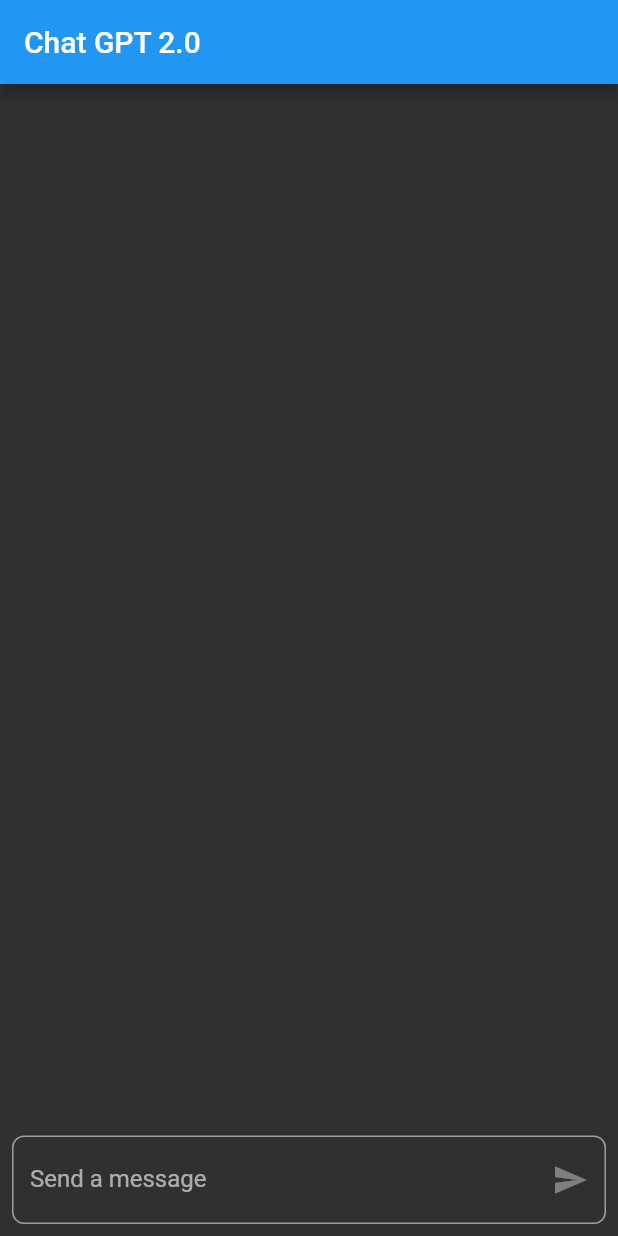
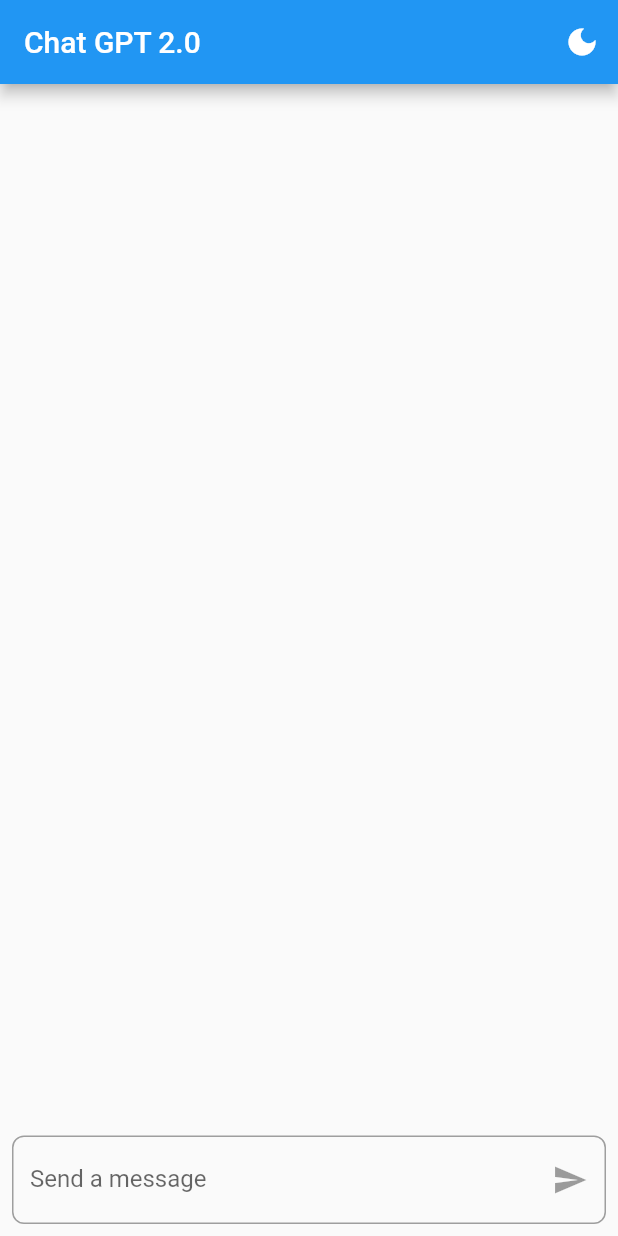
Before and after one commit to divyeshvankar/ChatGptApp, a Flutter app: the screen it shows after launch, on a phone screen of 412 x 824 dp. Run offline on Flutter 3.47's test engine with Material 2 defaults, Android fonts, the phone set to English and light mode, and no system bars; Roboto replaces fonts that are missing (Arial).

Commit message:
Light and Dark theme both enebaled

```diff
--- a/chat_app/lib/main.dart
+++ b/chat_app/lib/main.dart
@@ -2,9 +2,26 @@ import 'dart:convert';
 import 'package:flutter/material.dart';
 import 'package:http/http.dart' as http;
 import 'dart:async';
+import 'package:provider/provider.dart';
 
 void main() {
-  runApp(const ChatApp());
+  runApp(
+    ChangeNotifierProvider(
+      create: (_) => ThemeProvider(),
+      child: const ChatApp(),
+    ),
+  );
+}
+
+class ThemeProvider extends ChangeNotifier {
+  bool _isDarkMode = false;
+
+  bool get isDarkMode => _isDarkMode;
+
+  void toggleTheme() {
+    _isDarkMode = !_isDarkMode;
+    notifyListeners();
+  }
 }
 
 class ChatApp extends StatelessWidget {
@@ -12,21 +29,31 @@ class ChatApp extends StatelessWidget {
 
   @override
   Widget build(BuildContext context) {
+    final themeProvider = Provider.of<ThemeProvider>(context);
+
     return MaterialApp(
       title: 'Chat GPT 2.0',
-      theme: ThemeData.dark().copyWith(
-        primaryColor: Colors.blue,
-        colorScheme: ColorScheme.fromSwatch().copyWith(
-          secondary: Colors.blue,
-        ),
-        textSelectionTheme: TextSelectionThemeData(
-          selectionColor: Colors.blue,
-        ),
-      ),
+      theme: themeProvider.isDarkMode ? darkTheme : lightTheme,
       home: const ChatScreen(),
     );
   }
 }
+
+final lightTheme = ThemeData(
+  primarySwatch: Colors.blue,
+  primaryColor: Colors.white,
+  brightness: Brightness.light,
+  visualDensity: VisualDensity.adaptivePlatformDensity,
+  fontFamily: 'Arial',
+);
+
+final darkTheme = ThemeData(
+  primarySwatch: Colors.blue,
+  primaryColor: Colors.blueGrey[900],
+  brightness: Brightness.dark,
+  visualDensity: VisualDensity.adaptivePlatformDensity,
+  fontFamily: 'Arial',
+);
 
 class ChatMessage {
   final String sender;
@@ -102,8 +129,20 @@ class _ChatScreenState extends State<ChatScreen> {
 
   @override
   Widget build(BuildContext context) {
+    final themeProvider = Provider.of<ThemeProvider>(context);
+
     return Scaffold(
-      appBar: AppBar(title: const Text('Chat GPT 2.0')),
+      appBar: AppBar(
+        title: const Text('Chat GPT 2.0'),
+        actions: [
+          IconButton(
+            onPressed: () {
+              themeProvider.toggleTheme();
+            },
+            icon: Icon(themeProvider.isDarkMode ? Icons.light_mode : Icons.dark_mode),
+          ),
+        ],
+      ),
       body: Column(
         children: [
           Expanded(
--- a/chat_app/pubspec.yaml
+++ b/chat_app/pubspec.yaml
@@ -31,6 +31,7 @@ dependencies:
   flutter:
     sdk: flutter
   http: ^0.13.4
+  provider: ^5.0.0
 
 
 
```
Also changed, not shown: chat_app/pubspec.lock.
